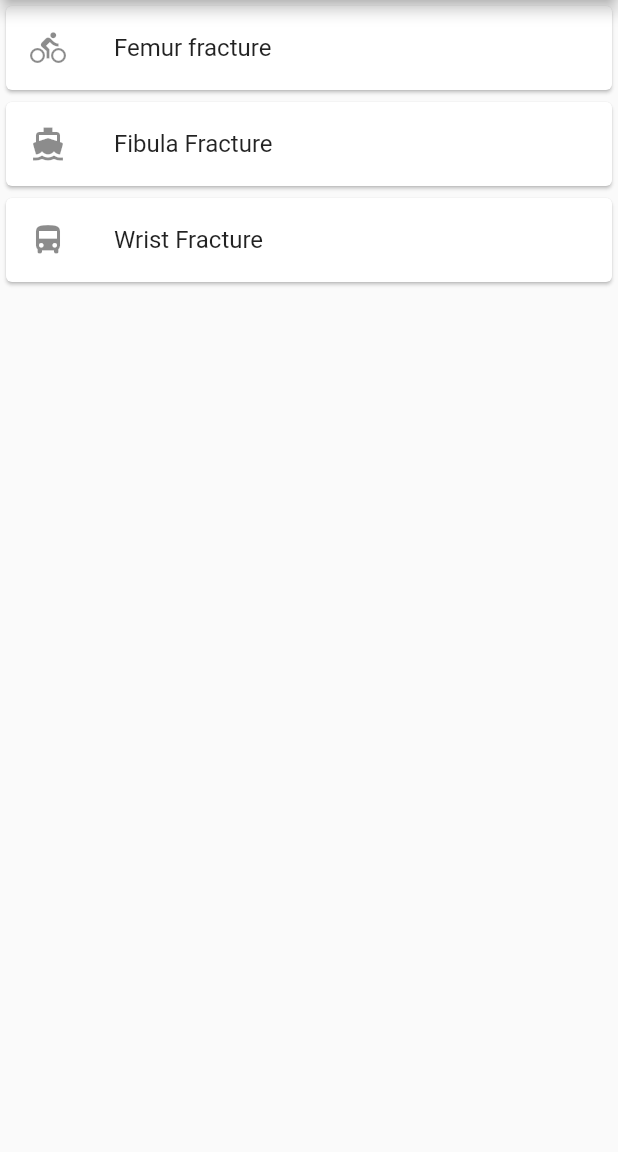
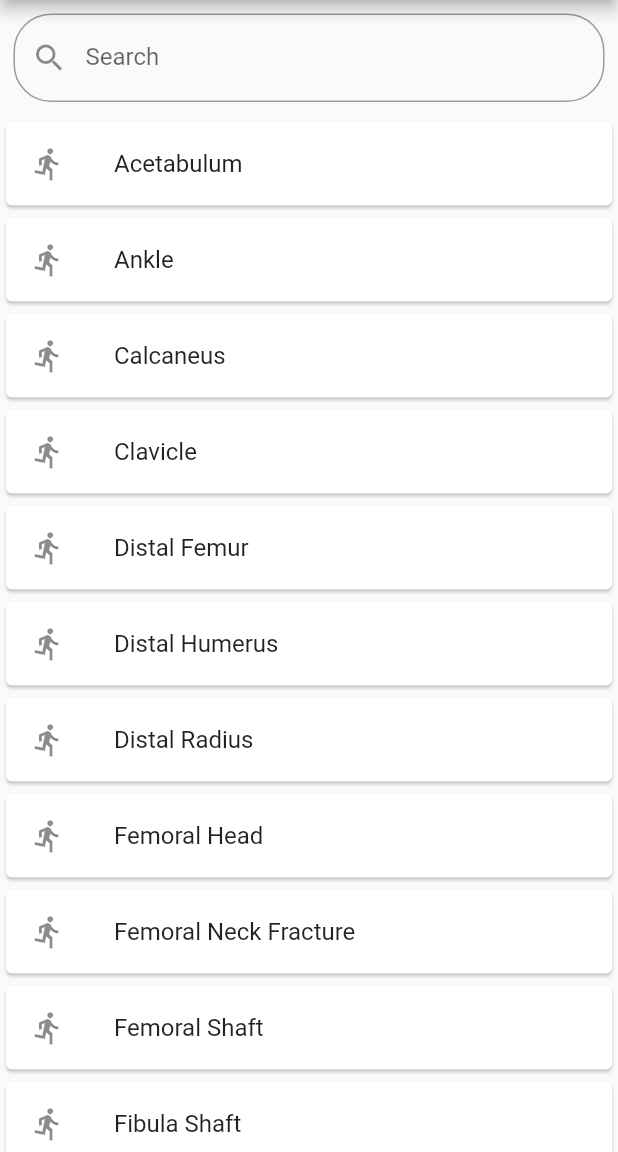
Before and after one commit to mikealfandre/oref, a Flutter app: the screen it shows after launch, on a phone screen of 412 x 824 dp, the part 84-1236 px from its top. Run offline on Flutter 3.47's test engine with Material 2 defaults, Android fonts, the phone set to English and light mode, and no system bars.

Commit message:
added a fixed search bar to home page. Search successfully filters results

```diff
--- a/lib/category_list.dart
+++ b/lib/category_list.dart
@@ -1,13 +1,13 @@
 import 'package:flutter/material.dart';
-import 'category_names.dart';
+
 
 class CategoryList extends StatelessWidget {
+final List<String> items;
+CategoryList(this.items){}
+
 
   @override
   Widget build(BuildContext context) {
-
-      final titles = ['bike', 'boat', 'bus', 'car',
-      'railway', 'run', 'subway', 'transit', 'walk'];
 
       final icons = [Icons.directions_bike, Icons.directions_boat,
       Icons.directions_bus, Icons.directions_car, Icons.directions_railway,
@@ -15,12 +15,14 @@ class CategoryList extends StatelessWidget {
       Icons.directions_walk];
 
       return ListView.builder(
-        itemCount: names.length,
+
+        itemCount: items.length,
         itemBuilder: (context, index) {
           return Card(
             child: ListTile(
-              leading: Icon(icons[index]),
-              title: Text(names[index]),
+              leading: Icon(icons[5]),
+              title: Text(items[index]),
+              onTap: () {print('hello');}
             ),
           );
         },
--- a/lib/category_names.dart
+++ b/lib/category_names.dart
@@ -1,6 +1,27 @@
 
-final List names = [
-  'Femur fracture',
-  'Fibula Fracture',
-  'Wrist Fracture'
-];
+List<String> names = [
+  'Acetabulum',
+  'Ankle',
+  'Calcaneus',
+  'Clavicle',
+  'Distal Femur',
+  'Distal Humerus',
+  'Distal Radius',
+  'Femoral Head',
+  'Femoral Neck Fracture',
+  'Femoral Shaft',
+  'Fibula Shaft',
+  'Forefoot',
+  'Hand',
+  'Humeral Shaft',
+  'Midfoot',
+  'Olecranon',
+  'Pelvis',
+  'Proximal Humerus',
+  'Scapula',
+  'Subtrochanteric Fracture',
+  'Talus',
+  'Tibia Shaft',
+  'Tibial Plateau',
+  'Wrist'
+  ];
--- a/lib/main.dart
+++ b/lib/main.dart
@@ -1,16 +1,77 @@
 import 'package:flutter/material.dart';
 import 'category_list.dart';
-
+import 'category_names.dart';
 
 void main() => runApp(OrefApp());
 
-class OrefApp extends StatelessWidget {
+class OrefApp extends StatefulWidget {
+  @override
+  _OrefAppState createState() => new _OrefAppState();
+}
+
+class _OrefAppState extends State<OrefApp> {
+  TextEditingController editingController = TextEditingController(); //Need more explaining on this. Does this track and update every input change?
+
+  var items = List<String>();
+
+  @override
+  void initState() {
+    items.addAll(names);
+    super.initState();
+  }
+
+  void filterSearchResults(String query) {
+    List<String> namesCopy = List<String>();
+    namesCopy.addAll(names);
+    if (query.isNotEmpty) {
+      List<String> dummyListData = List<String>();
+      namesCopy.forEach((item) {
+        final char = item.toLowerCase();
+        print(item);
+        if (char.contains(query) || item.contains(query)) {
+          dummyListData.add(item);
+        }
+      });
+      setState(() {
+        items.clear();
+        items.addAll(dummyListData);
+      });
+      return;
+    } else {
+      setState(() {
+        items.clear();
+        items.addAll(names);
+      });
+    }
+  }
+
   @override
   Widget build(BuildContext context) {
     return MaterialApp(
         home: Scaffold(
       appBar: AppBar(title: Text('Oref')),
-      body: CategoryList(),
+      body: Container(
+        child: Column(
+          children: <Widget>[
+            Padding(
+              padding: const EdgeInsets.all(9.0),
+              child: TextField(
+                onChanged: (value) {
+                  filterSearchResults(value);
+                },
+                controller: editingController,
+                decoration: InputDecoration(
+                    labelText: "Search",
+                    hintText: "Search",
+                    prefixIcon: Icon(Icons.search),
+                    border: OutlineInputBorder(
+                        borderRadius: BorderRadius.all(Radius.circular(25.0)))),
+              ),
+            ),
+            Expanded(child: CategoryList(items)),
+          ],
+        ),
+      ),
     ));
   }
 }
```
Also changed, not shown: 1 other file.
